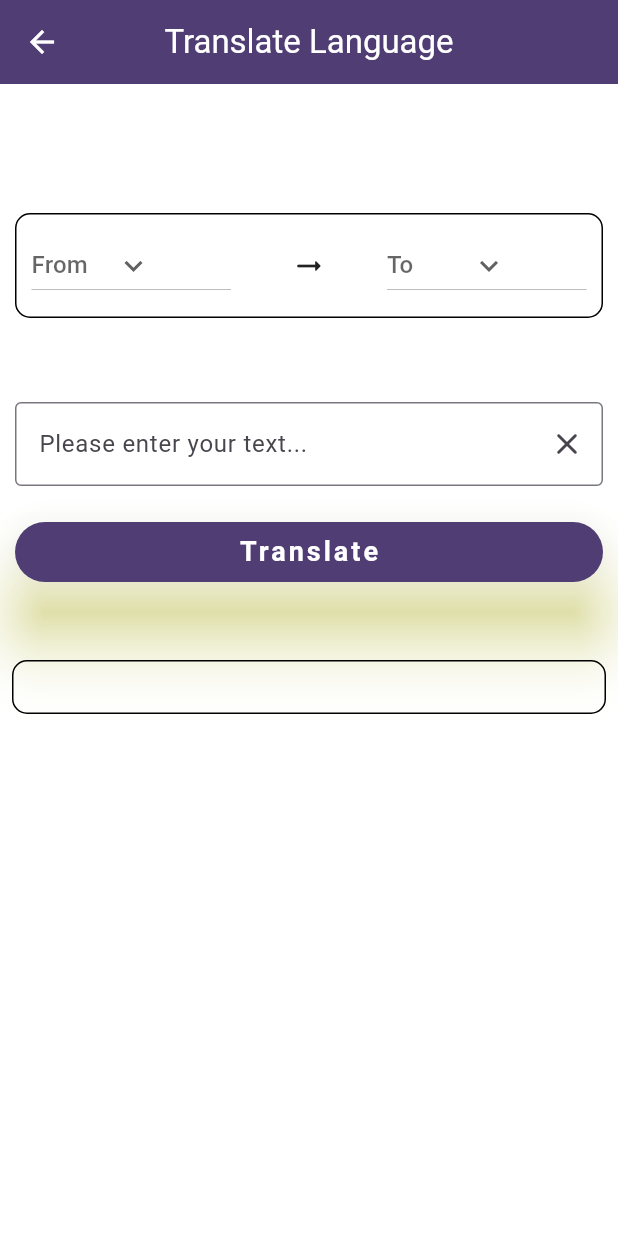
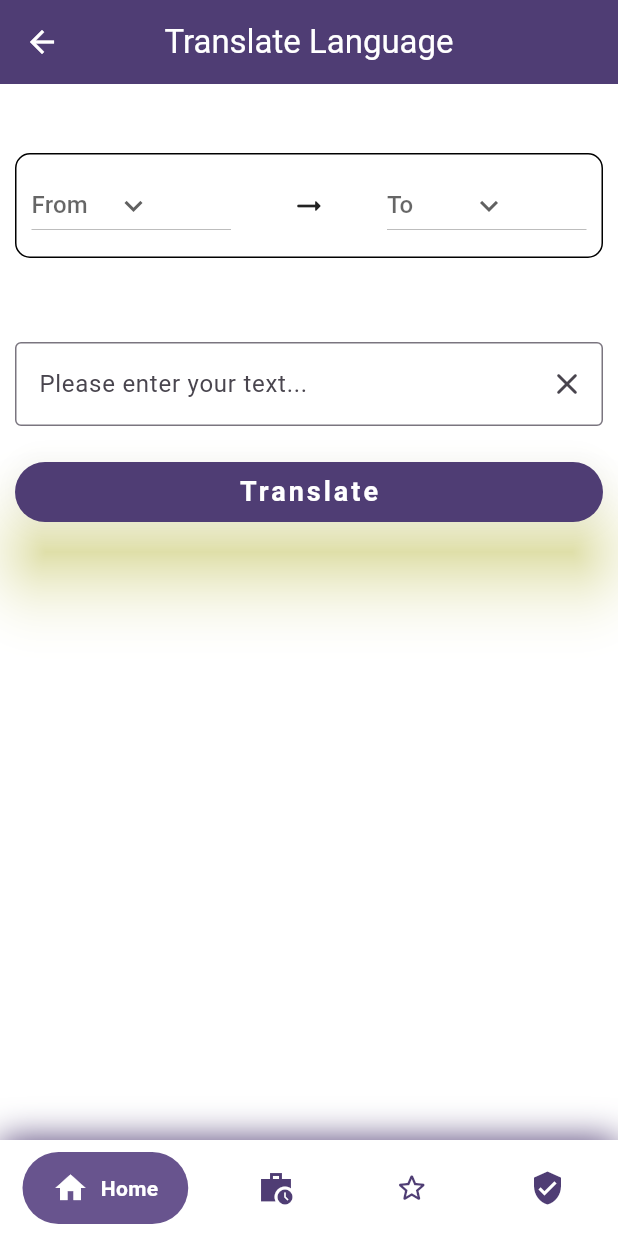
Before and after one commit to shossain786/my_habit, a Flutter app: the LangTranslate screen opened directly, on a phone screen of 412 x 824 dp. Run offline on Flutter 3.47's test engine with Material 3 defaults, Android fonts, the light colour scheme and no system bars; drawn by our look-alikes of google_nav_bar; our stand-ins replace expansion_tile_card, isar, shared_preferences; missing offline and left inert: floating_action_bubble, translator; accounts and stored records are empty; generated files the repository leaves out were written again.

Commit message:
Working code

```diff
--- a/lib/screens/language_translate/lang_translator.dart
+++ b/lib/screens/language_translate/lang_translator.dart
@@ -2,6 +2,9 @@ import 'dart:convert';
 
 import 'package:flutter/material.dart';
 import 'package:flutter/services.dart';
+import 'package:flutter/widgets.dart';
+import 'package:my_habit/main.dart';
+import 'package:my_habit/widgets/my_navbar.dart';
 import 'package:shared_preferences/shared_preferences.dart';
 import 'package:translator/translator.dart';
 
@@ -25,6 +28,7 @@ class _LangTranslateState extends State<LangTranslate> {
   var destinationLanguage = "To";
   var outPut = "";
   final TextEditingController _languageController = TextEditingController();
+  final TextEditingController _otherController = TextEditingController();
   String? selectedItem;
   GoogleTranslator translator = GoogleTranslator();
   List<Map<String, String>> _savedData = [];
@@ -49,16 +53,24 @@ class _LangTranslateState extends State<LangTranslate> {
 
   Future<void> _saveData() async {
     debugPrint('data to add $originLanguage, $destinationLanguage');
+    if (_otherController.text.isEmpty) {
+
+    }
     _savedData.add({
       'inputString': _languageController.text,
       'outPutString': outPut,
-      'otherData': '',
+      'otherData': _otherController.text.isNotEmpty? _otherController.text: '',
     });
 
     SharedPreferences prefs = await SharedPreferences.getInstance();
     String encodedData = json.encode(_savedData);
     await prefs.setString('savedLngData', encodedData);
-    debugPrint('Data added Successfully');
+    ScaffoldMessenger.of(context).showSnackBar(
+      const SnackBar(
+        content: Text('Data added Successfully!'),
+        backgroundColor: Colors.green,
+      ),
+    );
   }
 
   void langTranslate(String src, String dest, String input) async {
@@ -119,7 +131,7 @@ class _LangTranslateState extends State<LangTranslate> {
       body: SingleChildScrollView(
         child: Column(
           children: [
-            const SizedBox(height: 80),
+            const SizedBox(height: 40),
             Padding(
               padding: const EdgeInsets.symmetric(horizontal: 10, vertical: 6),
               child: Container(
@@ -200,16 +212,6 @@ class _LangTranslateState extends State<LangTranslate> {
                     icon: const Icon(Icons.clear_rounded),
                   ),
                 ),
-                validator: (value) {
-                  debugPrint(value);
-                  if (value == null || value.isEmpty) {
-                    return 'Please enter text';
-                  }
-                  if (_languageController.text.trim().isEmpty) {
-                    return 'Please enter text';
-                  }
-                  return null;
-                },
                 controller: _languageController,
               ),
             ),
@@ -235,38 +237,84 @@ class _LangTranslateState extends State<LangTranslate> {
                 ),
               ),
             ),
-            const SizedBox(height: 30),
+            const SizedBox(height: 10),
+            if (outPut.isNotEmpty)
               Padding(
                 padding: const EdgeInsets.all(8.0),
                 child: Container(
+                  margin: const EdgeInsets.symmetric(horizontal: 2),
                   decoration: BoxDecoration(
-                  border: Border.all(width: 1),
                     borderRadius: BorderRadius.circular(10),
+                    border: Border.all(
+                      width: 1,
+                      color: kColorScheme.onPrimaryContainer,
                     ),
-                child: Row(
-                  mainAxisAlignment: MainAxisAlignment.spaceAround,
+                    boxShadow: const [
+                      BoxShadow(color: Colors.white60),
+                    ],
+                  ),
+                  child: Padding(
+                    padding:
+                        const EdgeInsets.symmetric(horizontal: 6, vertical: 4),
+                    child: SizedBox(
+                      child: Column(
                         children: [
-                    Text(
+                          SizedBox(
+                            height: 100,
+                            child: Text(
                               outPut,
-                      style: const TextStyle(fontSize: 24),
+                              style: TextStyle(
+                                fontSize: 24,
+                                color: kColorScheme.onPrimaryContainer,
                               ),
-                    if (outPut.isNotEmpty)
-                      IconButton(
+                              softWrap: true,
+                              overflow: TextOverflow.visible,
+                            ),
+                          ),
+                          TextFormField(
+                            cursorColor: Colors.white,
+                            decoration: const InputDecoration(
+                              hintText: 'Other details',
+                              border: OutlineInputBorder(
+                                borderSide: BorderSide(width: 0),
+                              ),
+                            ),
+                            maxLines: 2,
+                            controller: _otherController,
+                          ),
+                          const SizedBox(height: 6),
+                          Row(
+                            mainAxisAlignment: MainAxisAlignment.end,
+                            children: [
+                              ElevatedButton.icon(
+                                onPressed: _saveData,
+                                label: const Text('Add to My List'),
+                                icon: Icon(
+                                  Icons.add_shopping_cart_rounded,
+                                  color: kColorScheme.onSecondary,
+                                ),
+                              ),
+                              const Spacer(),
+                              ElevatedButton.icon(
                                 onPressed: _copyText,
-                        icon: const Icon(Icons.copy_rounded),
+                                label: const Text('Copy Text'),
+                                icon: Icon(
+                                  Icons.copy_rounded,
+                                  color: kColorScheme.onSecondary,
                                 ),
-                    if (outPut.isNotEmpty)
-                      IconButton(
-                        onPressed: _saveData,
-                        icon: const Icon(Icons.add_shopping_cart_rounded),
+                              ),
+                            ],
                           )
                         ],
+                      ),
+                    ),
                   ),
                 ),
               ),
           ],
         ),
       ),
+      bottomNavigationBar: const MyNavbar(),
     );
   }
 }
```
Also changed, not shown: lib/screens/language_translate/language_display.dart (+24 -2 lines), lib/services/lang_services.dart (+12 -4 lines). Lines whose indentation alone changed are shown as unchanged.
